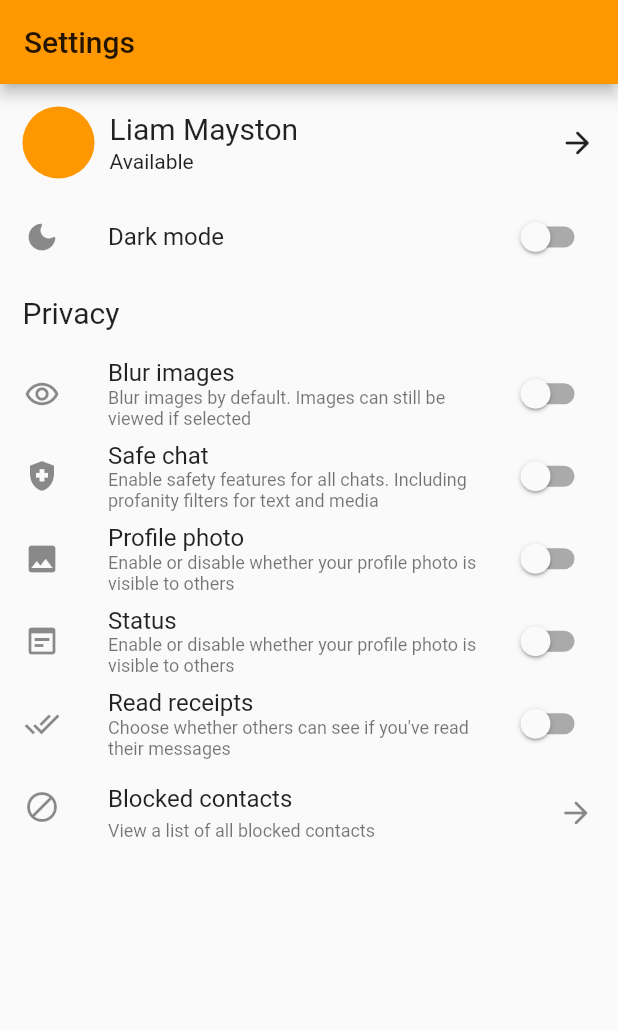
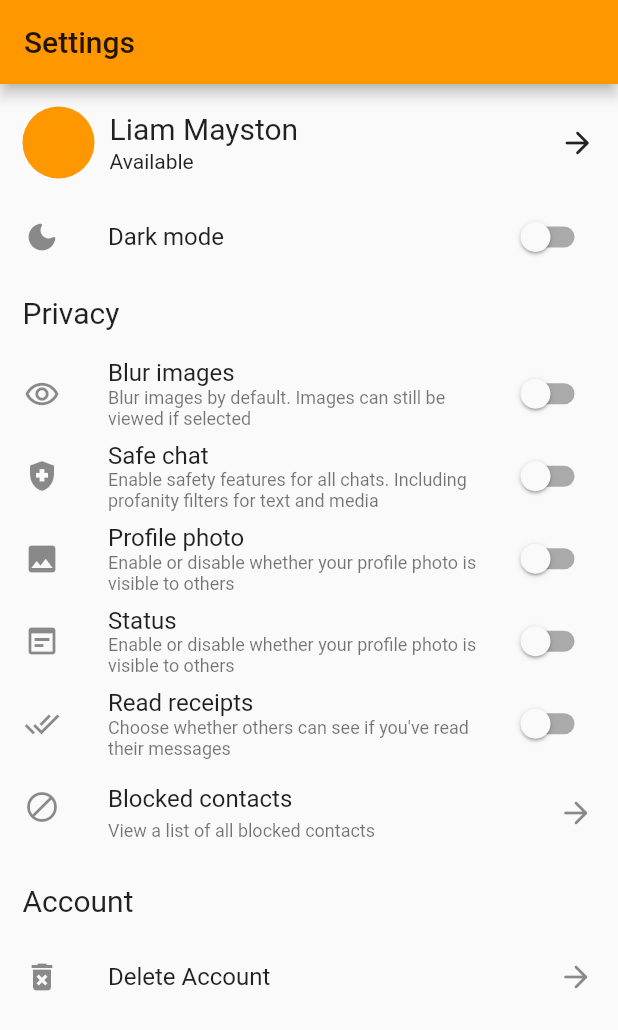
Before and after one commit to COS301-SE-2021/Atbash, a Flutter app: the screen it shows after launch, on a phone screen of 412 x 824 dp. Shown: the top 1030 px of the screen. Run offline on Flutter 3.47's test engine with Material 2 defaults, Android fonts, the phone set to English and light mode, and no system bars; our stand-ins replace country_code_picker, firebase_core, firebase_messaging, flutter_local_notifications, flutter_mobx, flutter_secure_storage and 7 more; missing offline and left inert: cryptography; accounts and stored records are empty; generated files the repository leaves out were written again.

Commit message:
SettingsPage.dart. Created Account subsection and added delete account button.

```diff
--- a/mobile_ui/lib/pages/SettingsPage.dart
+++ b/mobile_ui/lib/pages/SettingsPage.dart
@@ -175,7 +175,24 @@ class _SettingsPageState extends State<SettingsPage> {
               trailing: Icon(Icons.arrow_forward_rounded),
               onTap: () {},
               dense: true,
-            )
+            ),
+            Container(
+              padding: EdgeInsets.all(15),
+              child: Text(
+                "Account",
+                style: TextStyle(fontSize: 20),
+              ),
+            ),
+            ListTile(
+              leading: Icon(Icons.delete_forever),
+              title: Text(
+                "Delete Account",
+                style: TextStyle(fontSize: 16),
+              ),
+              trailing: Icon(Icons.arrow_forward_rounded),
+              onTap: () {},
+              dense: true,
+            ),
           ],
         ),
       ),
```
